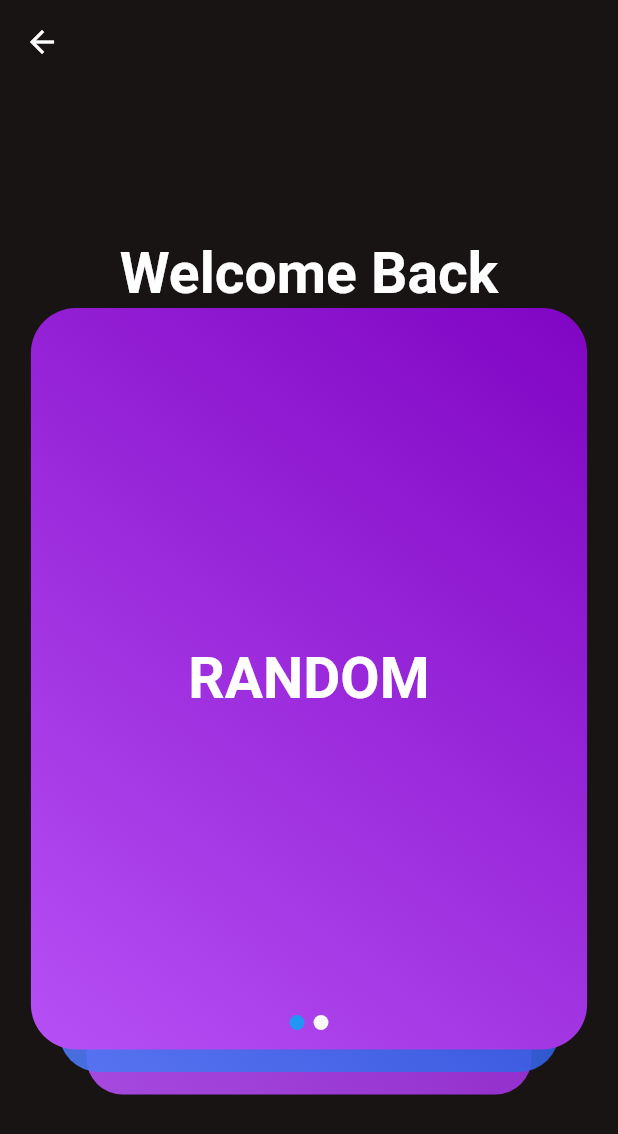
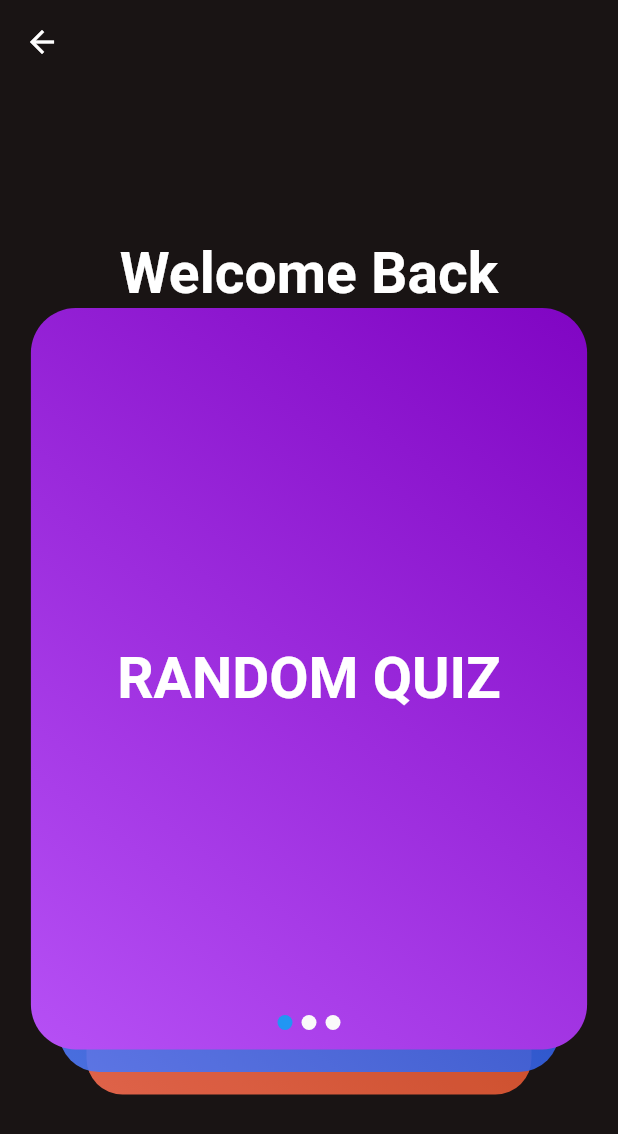
Before and after one commit to orsoFra/Spotiquiz, a Flutter app: the MyHomePage screen opened directly, on a phone screen of 412 x 824 dp. Shown: the top 1134 px of the screen. Run offline on Flutter 3.47's test engine with Material 2 defaults, Android fonts, the phone set to English and light mode, and no system bars; drawn by our look-alikes of card_swiper; our stand-ins replace assets_audio_player, cloud_firestore, firebase_core, flutter_dotenv, flutter_secure_storage, flutter_svg and 3 more; missing offline and left inert: dart:ffi, flutter_web_auth, test; accounts and stored records are empty; network calls fail.

Commit message:
added new silent quiz

```diff
--- a/lib/screens/homepage.dart
+++ b/lib/screens/homepage.dart
@@ -55,7 +55,7 @@ class _MyHomePageState extends State<MyHomePage> {
                             onTap: () {
                               Navigator.of(context).push(MaterialPageRoute(
                                   builder: (context) => QuestionPage(
-                                        isListening: false,
+                                        isListening: 0,
                                       )));
                             },
                             child: Container(
@@ -76,11 +76,11 @@ class _MyHomePageState extends State<MyHomePage> {
                                     onPressed: () {
                                       Navigator.of(context).push(MaterialPageRoute(
                                           builder: (context) => QuestionPage(
-                                                isListening: false,
+                                                isListening: 0,
                                               )));
                                     },
                                     style: ElevatedButton.styleFrom(primary: Colors.transparent, shadowColor: Colors.transparent),
-                                    child: Text('RANDOM',
+                                    child: Text('RANDOM QUIZ',
                                         style: TextStyle(
                                           color: Colors.white,
                                           fontSize: 38,
@@ -89,12 +89,12 @@ class _MyHomePageState extends State<MyHomePage> {
                               ),
                             ),
                           );
-                        } else {
+                        } else if (snapshot.data![index] == 'LISTENING') {
                           return InkWell(
                             onTap: () {
                               Navigator.of(context).push(MaterialPageRoute(
                                   builder: (context) => QuestionPage(
-                                        isListening: true,
+                                        isListening: 1,
                                       )));
                             },
                             child: Container(
@@ -115,11 +115,50 @@ class _MyHomePageState extends State<MyHomePage> {
                                     onPressed: () {
                                       Navigator.of(context).push(MaterialPageRoute(
                                           builder: (context) => QuestionPage(
-                                                isListening: true,
+                                                isListening: 1,
                                               )));
                                     },
                                     style: ElevatedButton.styleFrom(primary: Colors.transparent, shadowColor: Colors.transparent),
-                                    child: Text('LISTENING',
+                                    child: Text('LISTENING QUIZ',
+                                        style: TextStyle(
+                                          color: Colors.white,
+                                          fontSize: 38,
+                                          fontWeight: FontWeight.bold,
+                                        ))),
+                              ),
+                            ),
+                          );
+                        } else {
+                          return InkWell(
+                            onTap: () {
+                              Navigator.of(context).push(MaterialPageRoute(
+                                  builder: (context) => QuestionPage(
+                                        isListening: 2,
+                                      )));
+                            },
+                            child: Container(
+                              height: 150,
+                              decoration: BoxDecoration(
+                                borderRadius: BorderRadius.circular(30),
+                                gradient: LinearGradient(
+                                  begin: Alignment.topRight,
+                                  end: Alignment.bottomLeft,
+                                  colors: [
+                                    Color.fromARGB(255, 195, 56, 5),
+                                    Color.fromARGB(255, 245, 108, 80),
+                                  ],
+                                ),
+                              ),
+                              child: Center(
+                                child: ElevatedButton(
+                                    onPressed: () {
+                                      Navigator.of(context).push(MaterialPageRoute(
+                                          builder: (context) => QuestionPage(
+                                                isListening: 2,
+                                              )));
+                                    },
+                                    style: ElevatedButton.styleFrom(primary: Colors.transparent, shadowColor: Colors.transparent),
+                                    child: Text('SILENT QUIZ',
                                         style: TextStyle(
                                           color: Colors.white,
                                           fontSize: 38,
```
Also changed, not shown: lib/screens/questionpage.dart (+6 -4 lines), lib/services/questionApi.dart (+22 -0 lines).
